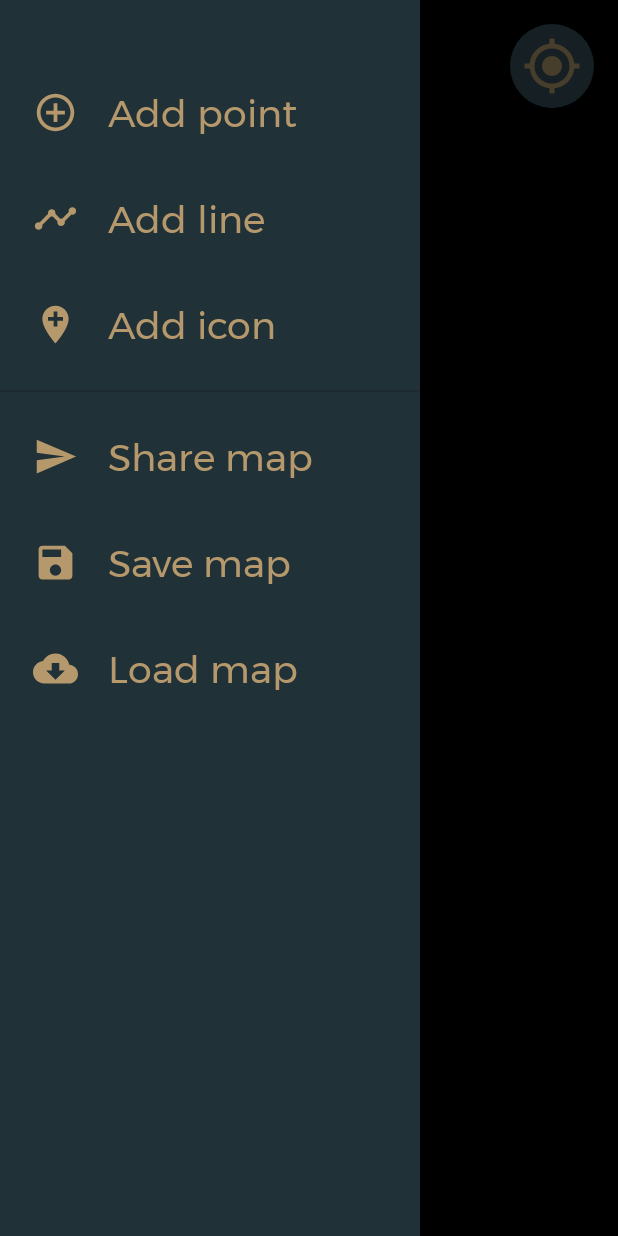
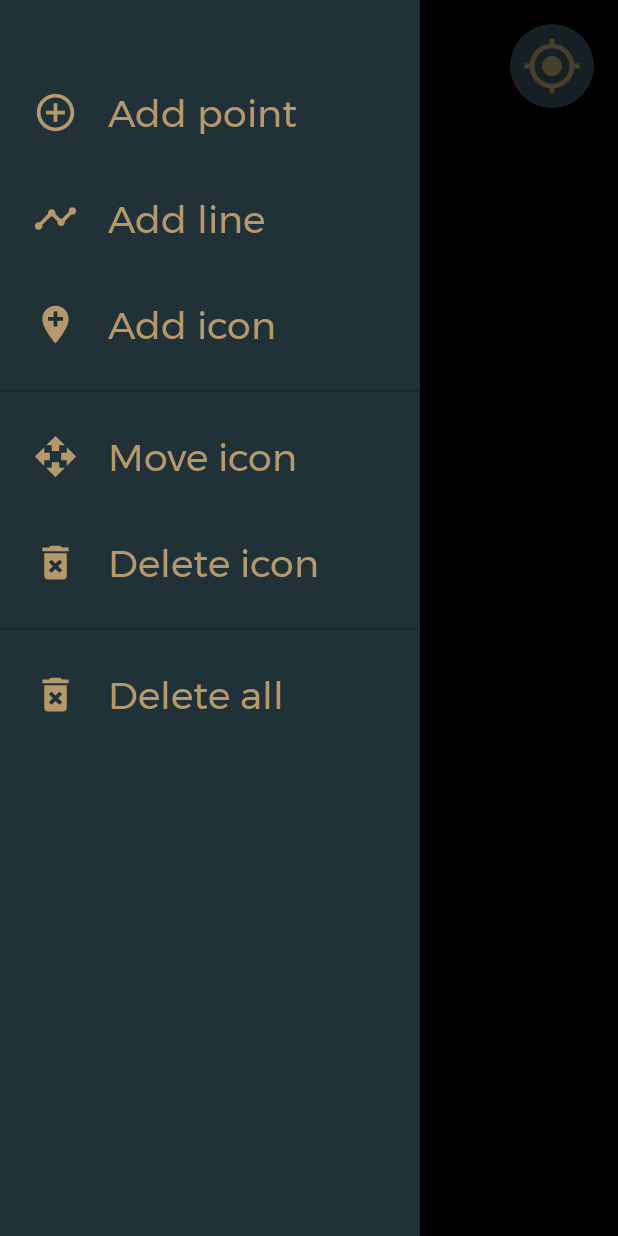
Before and after one commit to Jikol/Interactive-Map, an Android app: the MapScreen screen opened directly, with no data from a screen before it, with the side drawer open, on a phone screen of 412 x 824 dp. Run offline under Robolectric (Android 15) with nearby library versions, the phone set to English and light mode, and no system bars; libraries missing offline, so code that uses them is left out: com.mapbox.android, com.mapbox.mapboxsdk, com.r0adkll.slidr; plain views replace MapView; 8 statements that could not run were skipped.

```diff
--- a/app/build.gradle
+++ b/app/build.gradle
@@ -34,7 +34,7 @@ dependencies {
     implementation 'androidx.constraintlayout:constraintlayout:2.0.4'
     implementation 'com.mapbox.mapboxsdk:mapbox-android-sdk:9.5.0'
     implementation 'com.r0adkll:slidableactivity:2.0.6'
-    implementation 'com.mapbox.mapboxsdk:mapbox-android-plugin-annotation-v9:0.9.0'
+    implementation 'com.mapbox.mapboxsdk:mapbox-android-plugin-annotation-v7:0.5.0'
     implementation 'com.google.code.gson:gson:2.8.5'
 
     testImplementation 'junit:junit:4.+'
--- a/app/src/main/java/com/example/interactivemap/MapScreen.java
+++ b/app/src/main/java/com/example/interactivemap/MapScreen.java
@@ -1,7 +1,6 @@
 package com.example.interactivemap;
 
 import androidx.annotation.NonNull;
-import androidx.appcompat.app.ActionBarDrawerToggle;
 import androidx.appcompat.app.AppCompatActivity;
 import androidx.drawerlayout.widget.DrawerLayout;
 
@@ -13,6 +12,7 @@ import android.os.Bundle;
 import android.util.Log;
 import android.view.ContextThemeWrapper;
 import android.view.Gravity;
+import android.view.Menu;
 import android.view.MenuInflater;
 import android.view.MenuItem;
 import android.view.View;
@@ -26,7 +26,6 @@ import com.google.gson.reflect.TypeToken;
 import com.mapbox.android.core.permissions.PermissionsListener;
 import com.mapbox.android.core.permissions.PermissionsManager;
 import com.mapbox.mapboxsdk.Mapbox;
-import com.mapbox.mapboxsdk.annotations.MarkerOptions;
 import com.mapbox.mapboxsdk.camera.CameraPosition;
 import com.mapbox.mapboxsdk.camera.CameraUpdateFactory;
 import com.mapbox.mapboxsdk.geometry.LatLng;
@@ -41,12 +40,16 @@ import com.mapbox.mapboxsdk.maps.Style;
 import com.mapbox.mapboxsdk.plugins.annotation.Circle;
 import com.mapbox.mapboxsdk.plugins.annotation.CircleManager;
 import com.mapbox.mapboxsdk.plugins.annotation.CircleOptions;
+import com.mapbox.mapboxsdk.plugins.annotation.OnCircleClickListener;
+import com.mapbox.mapboxsdk.plugins.annotation.OnCircleDragListener;
+import com.mapbox.mapboxsdk.plugins.annotation.OnSymbolClickListener;
 import com.mapbox.mapboxsdk.utils.ColorUtils;
 import com.r0adkll.slidr.Slidr;
 import com.r0adkll.slidr.model.SlidrConfig;
 import com.r0adkll.slidr.model.SlidrInterface;
 import com.r0adkll.slidr.model.SlidrPosition;
 
+import java.io.IOException;
 import java.util.ArrayList;
 import java.util.List;
 
@@ -68,12 +71,15 @@ public class MapScreen extends AppCompatActivity implements OnMapReadyCallback,
     private DrawerLayout drawer;
     protected SharedPreferences preferences;
 
-    private static CameraPosition position = new CameraPosition.Builder()
-            .target(new LatLng(51.50550, -0.07520))
-            .zoom(12)
-            .build();
+    private CameraPosition position;
     private static boolean guest = true;
-    private static List<CircleOptions> circleOptionsList;
+    private List<CircleOptions> circleOptionsList;
+
+    private boolean pointsSelected = false;
+    private boolean lineSelected = false;
+    private boolean iconSelected = false;
+    private boolean iconMove = false;
+    private boolean iconDelete = false;
 
     @Override
     protected void onCreate(Bundle savedInstanceState) {
@@ -91,9 +97,6 @@ public class MapScreen extends AppCompatActivity implements OnMapReadyCallback,
 
         optionsMenu = findViewById(R.id.mapScreen_optionsMenu);
         optionsMenu.setOnClickListener(this);
-        if (guest) {
-            optionsMenu.setVisibility(View.GONE);
-        }
 
         gpsLocation = findViewById(R.id.mapScreen_gpsLocationButton);
         gpsLocation.setOnClickListener(this);
@@ -106,6 +109,10 @@ public class MapScreen extends AppCompatActivity implements OnMapReadyCallback,
         navbar.setNavigationItemSelectedListener(this);
 
         preferences = getPreferences(MODE_PRIVATE);
+
+        if (guest) {
+            initGuestInteraction();
+        }
     }
 
     private void showOptionsMenu(View v) {
@@ -117,10 +124,40 @@ public class MapScreen extends AppCompatActivity implements OnMapReadyCallback,
         options.show();
     }
 
-    private void initPersistanceStorage(CircleManager circleManager) {
+    private void initGuestInteraction() {
+        Menu menu = navbar.getMenu();
+        menu.findItem(R.id.modifyNav_shareMap).setVisible(false);
+        menu.findItem(R.id.modifyNav_saveMap).setVisible(false);
+        menu.findItem(R.id.modifyNav_loadMap).setVisible(false);
+
+        optionsMenu.setVisibility(View.GONE);
+    }
+
+    private void initCamera() {
+        Gson gson = new Gson();
+        String jsonPosition = preferences.getString("position", null);
+        if (jsonPosition == null) {
+            position = new CameraPosition.Builder()
+                    .target(new LatLng(51.50550, -0.07520))
+                    .zoom(12)
+                    .build();
+        } else {
+            try {
+                position = gson.fromJson(jsonPosition, CameraPosition.class);
+            } catch (Exception ex) {
+                ex.printStackTrace();
+            }
+        }
+    }
+
+    private void initMapPoint(CircleManager circleManager) {
         Gson gson = new Gson();
         String json = preferences.getString("points", "");
+        try {
             circleOptionsList = gson.fromJson(json, new TypeToken<List<CircleOptions>>(){}.getType());
+        } catch (Exception ex) {
+            ex.printStackTrace();
+        }
         if (circleOptionsList != null) {
             circleManager.create(circleOptionsList);
         }
@@ -145,13 +182,78 @@ public class MapScreen extends AppCompatActivity implements OnMapReadyCallback,
     public boolean onNavigationItemSelected(@NonNull MenuItem item) {
         switch (item.getItemId()) {
             case R.id.modifyNav_addPoint: {
-
+                if (item.isChecked()) {
+                    item.setChecked(false);
+                    pointsSelected = false;
+                    lineSelected = false;
+                    iconSelected = false;
+                } else {
+                    item.setChecked(true);
+                    pointsSelected = true;
+                    lineSelected = false;
+                    iconSelected = false;
+                    drawer.closeDrawer(Gravity.LEFT);
+                }
             } break;
             case R.id.modifyNav_addLine: {
-
+                if (item.isChecked()) {
+                    item.setChecked(false);
+                    pointsSelected = false;
+                    lineSelected = false;
+                    iconSelected = false;
+                } else {
+                    item.setChecked(true);
+                    pointsSelected = false;
+                    lineSelected = true;
+                    iconSelected = false;
+                    drawer.closeDrawer(Gravity.LEFT);
+                }
             } break;
             case R.id.modifyNav_addIcon: {
-
+                if (item.isChecked()) {
+                    item.setChecked(false);
+                    pointsSelected = false;
+                    lineSelected = false;
+                    iconSelected = false;
+                } else {
+                    item.setChecked(true);
+                    pointsSelected = false;
+                    lineSelected = true;
+                    iconSelected = false;
+                    drawer.closeDrawer(Gravity.LEFT);
+                }
+            } break;
+            case R.id.modifyMove: {
+                if (item.isChecked()) {
+                    item.setChecked(false);
+                    iconMove = false;
+                    iconDelete = false;
+                } else {
+                    item.setChecked(true);
+                    iconMove = true;
+                    iconDelete = false;
+                    drawer.closeDrawer(Gravity.LEFT);
+                }
+            } break;
+            case R.id.modifyDelete: {
+                if (item.isChecked()) {
+                    item.setChecked(false);
+                    iconMove = false;
+                    iconDelete = false;
+                } else {
+                    item.setChecked(true);
+                    iconMove = false;
+                    iconDelete = true;
+                    drawer.closeDrawer(Gravity.LEFT);
+                }
+            } break;
+            case R.id.modifyDeleteAll: {
+                circleManager.deleteAll();
+                circleOptionsList.clear();
+                SharedPreferences.Editor prefEditor = preferences.edit();
+                prefEditor.remove("points");
+                prefEditor.commit();
+                drawer.closeDrawer(Gravity.LEFT);
             } break;
         }
         return true;
@@ -173,21 +275,20 @@ public class MapScreen extends AppCompatActivity implements OnMapReadyCallback,
         mapBox.setStyle(Style.DARK, style -> {
             circleManager = new CircleManager(map, mapBox, style);
             circleManager.addClickListener(circle -> {
-                Toast.makeText(MapScreen.this,
-                        String.format("Circle clicked %s", circle.getId()),
-                        Toast.LENGTH_SHORT
-                ).show();
+                if (iconDelete) {
+                    circleManager.delete(circle);
+                }
+                if (iconMove) {
+                    circle.setDraggable(true);
+                } else {
+                    circle.setDraggable(false);
+                }
                 return false;
             });
-            circleManager.addLongClickListener(circle -> {
-                Toast.makeText(MapScreen.this,
-                        String.format("Circle long clicked %s", circle.getId()),
-                        Toast.LENGTH_SHORT
-                ).show();
-                return false;
+            initMapPoint(circleManager);
         });
-            initPersistanceStorage(circleManager);
-        });
+
+        initCamera();
 
         mapBox.addOnCameraMoveListener(() -> {
             position = mapBox.getCameraPosition();
@@ -199,13 +300,15 @@ public class MapScreen extends AppCompatActivity implements OnMapReadyCallback,
             if (circleOptionsList == null) {
                 circleOptionsList = new ArrayList<>();
             }
+            if (pointsSelected) {
                 CircleOptions circleOptions = new CircleOptions()
                         .withLatLng(point)
                         .withCircleColor(ColorUtils.colorToRgbaString(Color.YELLOW))
                         .withCircleRadius(12f)
-                    .withDraggable(true);
+                        .withDraggable(false);
                 circleManager.create(circleOptions);
                 circleOptionsList.add(circleOptions);
+            }
             return true;
         });
     }
@@ -248,8 +351,10 @@ public class MapScreen extends AppCompatActivity implements OnMapReadyCallback,
     public void finish() {
         SharedPreferences.Editor prefEditor = preferences.edit();
         Gson gson = new Gson();
-        String json = gson.toJson(circleOptionsList);
-        prefEditor.putString("points", json);
+        String jsonPoints = gson.toJson(circleOptionsList);
+        prefEditor.putString("points", jsonPoints);
+        String jsonPosition = gson.toJson(position);
+        prefEditor.putString("position", jsonPosition);
         prefEditor.commit();
         super.finish();
         overridePendingTransition(R.anim.slide_in_bottom, R.anim.slide_out_top);
--- /dev/null
+++ b/app/src/main/res/drawable/ic_baseline_delete_forever_24.xml
@@ -0,0 +1,5 @@
+<vector android:height="24dp" android:tint="#B3986B"
+    android:viewportHeight="24" android:viewportWidth="24"
+    android:width="24dp" xmlns:android="http://schemas.android.com/apk/res/android">
+    <path android:fillColor="@android:color/white" android:pathData="M6,19c0,1.1 0.9,2 2,2h8c1.1,0 2,-0.9 2,-2L18,7L6,7v12zM8.46,11.88l1.41,-1.41L12,12.59l2.12,-2.12 1.41,1.41L13.41,14l2.12,2.12 -1.41,1.41L12,15.41l-2.12,2.12 -1.41,-1.41L10.59,14l-2.13,-2.12zM15.5,4l-1,-1h-5l-1,1L5,4v2h14L19,4z"/>
+</vector>
--- /dev/null
+++ b/app/src/main/res/drawable/ic_baseline_move_24.xml
@@ -0,0 +1,5 @@
+<vector android:height="24dp" android:tint="#B3986B"
+    android:viewportHeight="24" android:viewportWidth="24"
+    android:width="24dp" xmlns:android="http://schemas.android.com/apk/res/android">
+    <path android:fillColor="@android:color/white" android:pathData="M10,9h4L14,6h3l-5,-5 -5,5h3v3zM9,10L6,10L6,7l-5,5 5,5v-3h3v-4zM23,12l-5,-5v3h-3v4h3v3l5,-5zM14,15h-4v3L7,18l5,5 5,-5h-3v-3z"/>
+</vector>
--- a/app/src/main/res/menu/drawer_menu.xml
+++ b/app/src/main/res/menu/drawer_menu.xml
@@ -1,6 +1,7 @@
 <?xml version="1.0" encoding="utf-8"?>
 <menu xmlns:android="http://schemas.android.com/apk/res/android"
     xmlns:tools="http://schemas.android.com/tools"
+    android:id="@+id/mapScreenDrawerMenu"
     tools:showIn="navigation_view">
     <group android:checkableBehavior="single"
         android:id="@+id/grp1">
@@ -15,7 +16,21 @@
             android:title="Add icon" />
     </group>
 
-    <group android:id="@+id/grp2">
+    <group android:checkableBehavior="single"
+        android:id="@+id/grp2">
+        <item android:id="@+id/modifyMove"
+            android:icon="@drawable/ic_baseline_move_24"
+            android:title="Move icon" />
+        <item android:id="@+id/modifyDelete"
+            android:icon="@drawable/ic_baseline_delete_forever_24"
+            android:title="Delete icon" />
+    </group>
+
+    <item android:id="@+id/modifyDeleteAll"
+        android:icon="@drawable/ic_baseline_delete_forever_24"
+        android:title="Delete all" />
+
+    <group android:id="@+id/grp3">
         <item android:id="@+id/modifyNav_shareMap"
             android:icon="@drawable/ic_baseline_send_24"
             android:title="Share map" />
```
Lines whose indentation alone changed are shown as unchanged.
